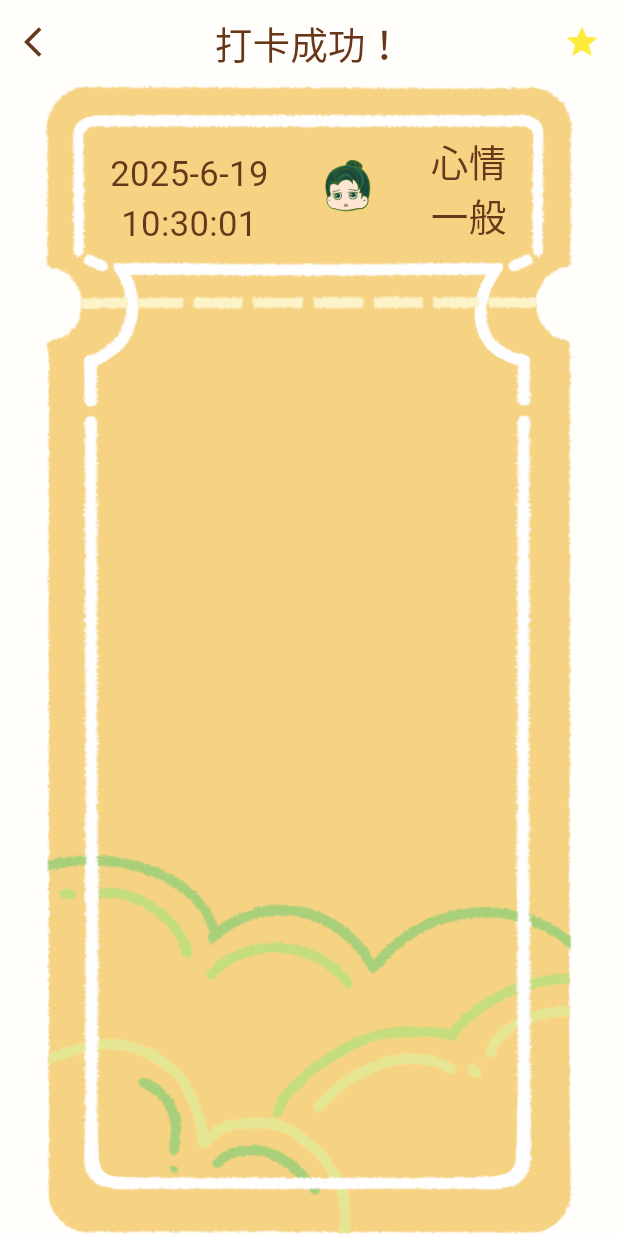
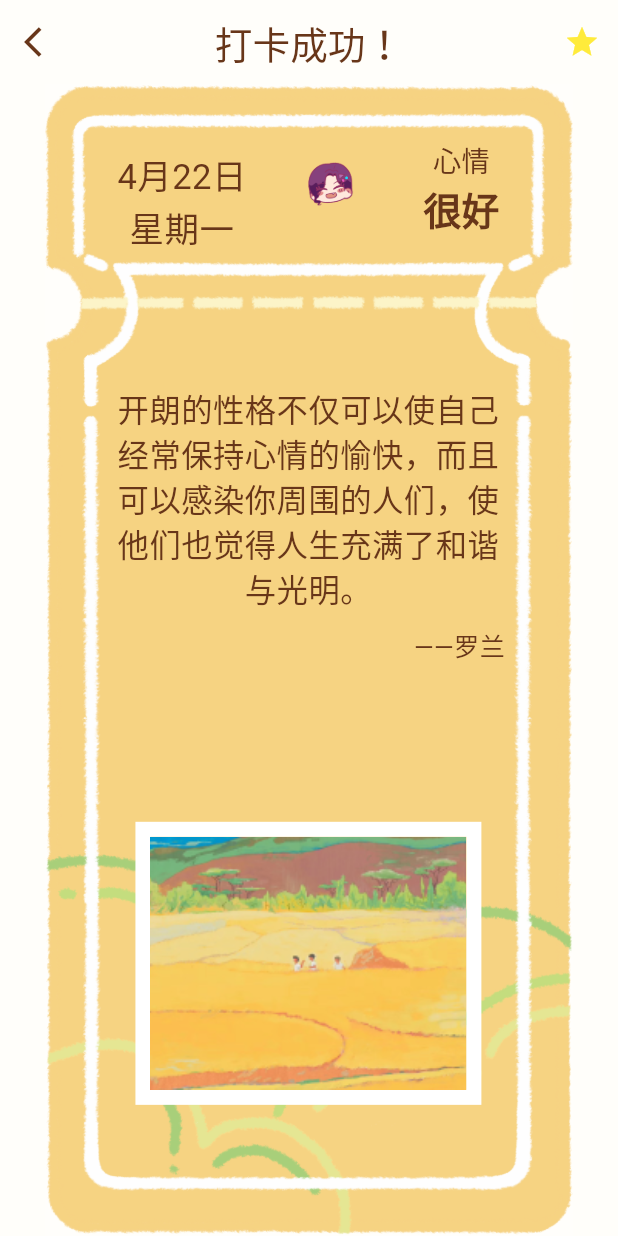
Before and after one commit to Jarvis636431/Emotion, a Flutter app: the MoodCheckPage screen opened directly, on a phone screen of 412 x 824 dp. Run offline on Flutter 3.47's test engine with Material 3 defaults, Android fonts, the phone set to English and light mode, and no system bars; our stand-ins replace audioplayers, flutter_screenutil, shared_preferences; missing offline and left inert: flutter_floating_bottom_bar; accounts and stored records are empty; Roboto replaces fonts that are missing (LanSong).

Commit message:
[fix]增加了图片的样式

```diff
--- a/lib/screens/mood_pages/check_mood_page.dart
+++ b/lib/screens/mood_pages/check_mood_page.dart
@@ -12,8 +12,7 @@ class MoodCheckPage extends StatefulWidget {
 class _MoodCheckPageState extends State<MoodCheckPage> {
   @override
   Widget build(BuildContext context) {
-
-    final timeDateProvider = Provider.of<TimeDateProvider>(context);//获取时间
+    final timeDateProvider = Provider.of<TimeDateProvider>(context); //获取时间
 
     return Container(
       decoration: const BoxDecoration(
@@ -24,10 +23,14 @@ class _MoodCheckPageState extends State<MoodCheckPage> {
           appBar: AppBar(
             backgroundColor: Colors.transparent,
             leading: IconButton(
-              icon:
-                  const Icon(Icons.arrow_back_ios, color: ColorUtils.text_brown),
+              icon: const Icon(Icons.arrow_back_ios,
+                  color: ColorUtils.text_brown),
               onPressed: () {
-                Navigator.of(context)..pop()..pop()..pop()..pop();
+                Navigator.of(context)
+                  ..pop()
+                  ..pop()
+                  ..pop()
+                  ..pop();
               },
               //实现了简单的连续返回
             ),
@@ -51,7 +54,7 @@ class _MoodCheckPageState extends State<MoodCheckPage> {
             children: [
               Center(child: Image.asset('assets/images/card.png')), //最上面的在最底下
               Padding(
-                padding: EdgeInsets.symmetric(horizontal:50.h),
+                padding: EdgeInsets.symmetric(horizontal: 50.h),
                 child: Column(
                   children: [
                     SizedBox(height: 20.w),
@@ -64,18 +67,68 @@ class _MoodCheckPageState extends State<MoodCheckPage> {
                             Column(
                               children: [
                                 SizedBox(height: 22.w),
-                                Text(timeDateProvider.currentDate,style: TextStyle(fontSize: 22.sp,color: ColorUtils.text_brown),),
-                                Text(timeDateProvider.currentTime,style: TextStyle(fontSize: 22.sp,color: ColorUtils.text_brown),),
+                                Text('4月22日\n星期一',
+                                    style: TextStyle(
+                                      fontSize: 22.sp,
+                                      color: ColorUtils.text_brown,
+                                    ),
+                                    textAlign: TextAlign.center),
                               ],
                             ),
                             Image.asset(
-                              'assets/images/mbti_emoji/enf/enf1.png',
+                              'assets/images/mbti_emoji/ent/ent1.png',
                               width: 60.h,
                             ),
-                            Text('心情\n一般',style: TextStyle(fontSize: 24.sp,color: ColorUtils.text_brown),),
+                            Column(
+                              mainAxisAlignment: MainAxisAlignment.center,
+                              children: [
+                                Text('心情',
+                                    style: TextStyle(
+                                      fontSize: 18.sp,
+                                      color: ColorUtils.text_brown,
+                                    )),
+                                Text('很好',
+                                    style: TextStyle(
+                                      fontSize: 24.sp,
+                                      color: ColorUtils.text_brown,
+                                      fontWeight: FontWeight.bold,
+                                    )),
+                              ],
+                            ),
                           ]),
                     ),
-                      Text(''),
+                    SizedBox(height: 80.w),
+                    Container(
+                      width: 250.w,
+                      child: Text(
+                        '开朗的性格不仅可以使自己经常保持心情的愉快，而且可以感染你周围的人们，使他们也觉得人生充满了和谐与光明。',
+                        style: TextStyle(
+                          fontSize: 20.sp,
+                          color: ColorUtils.text_brown,
+                        ),
+                        textAlign: TextAlign.center,
+                      ),
+                    ),
+                    SizedBox(height: 10.w),
+                    Container(
+                      width: 250.w,
+                      alignment: Alignment.centerRight,
+                      child: Text('——罗兰',
+                          style: TextStyle(
+                            fontSize: 16.sp,
+                            color: ColorUtils.text_brown,
+                          )),
+                    ),
+                    SizedBox(height: 100.w),
+                    Container(
+                      width: 220.w,
+                      height: 180.w,
+                      decoration: BoxDecoration(
+                        border: Border.all(color: Colors.white, width: 10),
+                      ),
+                      child: Image.asset('assets/images/pinpicture.png',
+                          fit: BoxFit.cover),
+                    ),
                   ],
                 ),
               ),
```
Also changed, not shown: assets/images/mbti_emoji/ent/ent1.png (renamed from assets/images/mbti_emoji/ent/ent开心.png), 1 other file. Lines whose indentation alone changed are shown as unchanged.
